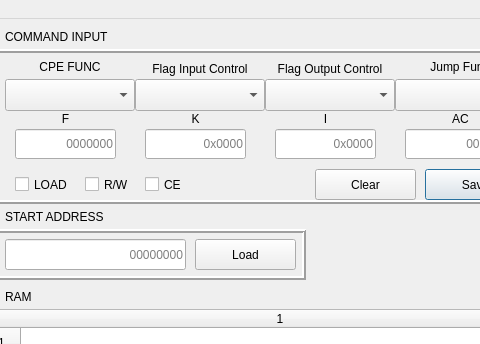
Qt form MT589/mainwindow.ui (devborz/mt589-simulator) before a commit; both pictures show x 525 to 1005 and y 0 to 344 of the 1100 by 800 pixel window.
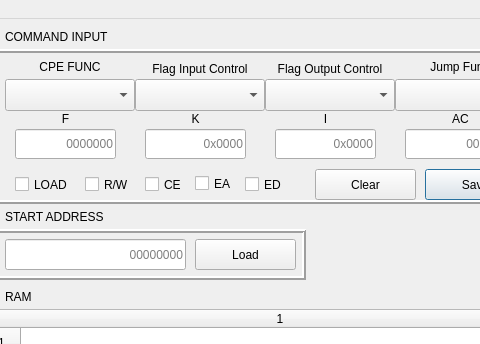
The same form after that commit. Icons and pictures are not drawn.

The edit to the form file:
```diff
--- a/MT589/mainwindow.ui
+++ b/MT589/mainwindow.ui
@@ -1896,6 +1896,32 @@
       <string>CE</string>
      </property>
     </widget>
+    <widget class="QCheckBox" name="eaCheckBox">
+     <property name="geometry">
+      <rect>
+       <x>200</x>
+       <y>119</y>
+       <width>41</width>
+       <height>31</height>
+      </rect>
+     </property>
+     <property name="text">
+      <string>EA</string>
+     </property>
+    </widget>
+    <widget class="QCheckBox" name="edCheckBox">
+     <property name="geometry">
+      <rect>
+       <x>250</x>
+       <y>120</y>
+       <width>41</width>
+       <height>31</height>
+      </rect>
+     </property>
+     <property name="text">
+      <string>ED</string>
+     </property>
+    </widget>
    </widget>
    <widget class="QPushButton" name="resetButton">
     <property name="geometry">
```
Left out of the diff: 7 changed lines with no effect on the pictures.
